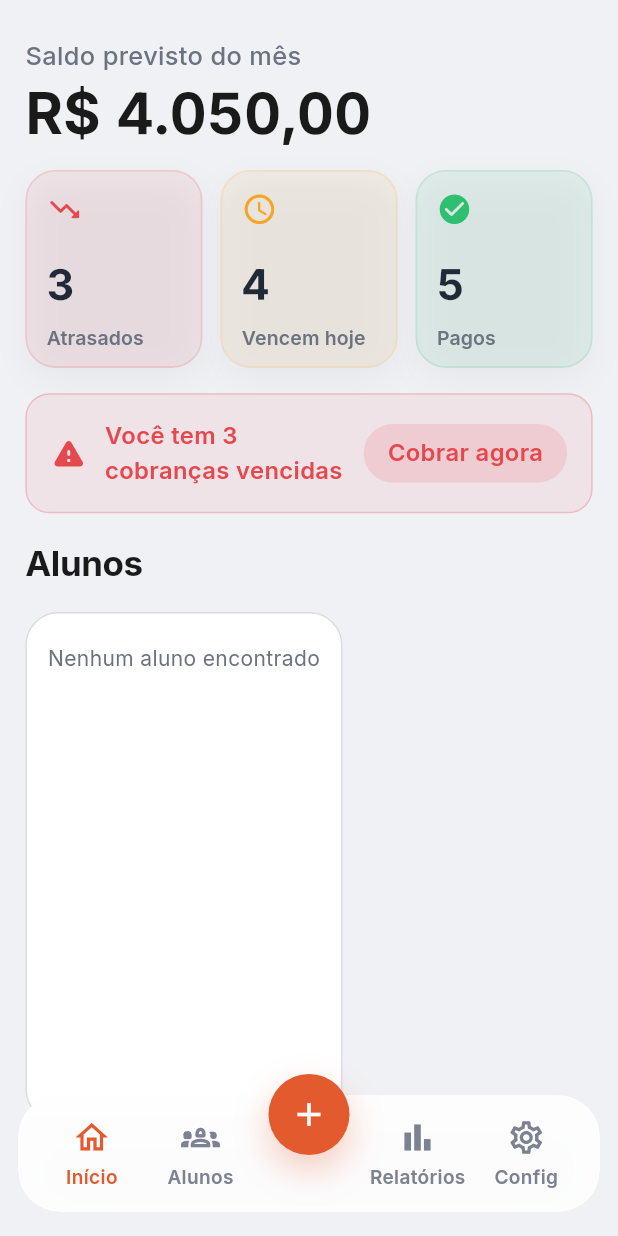
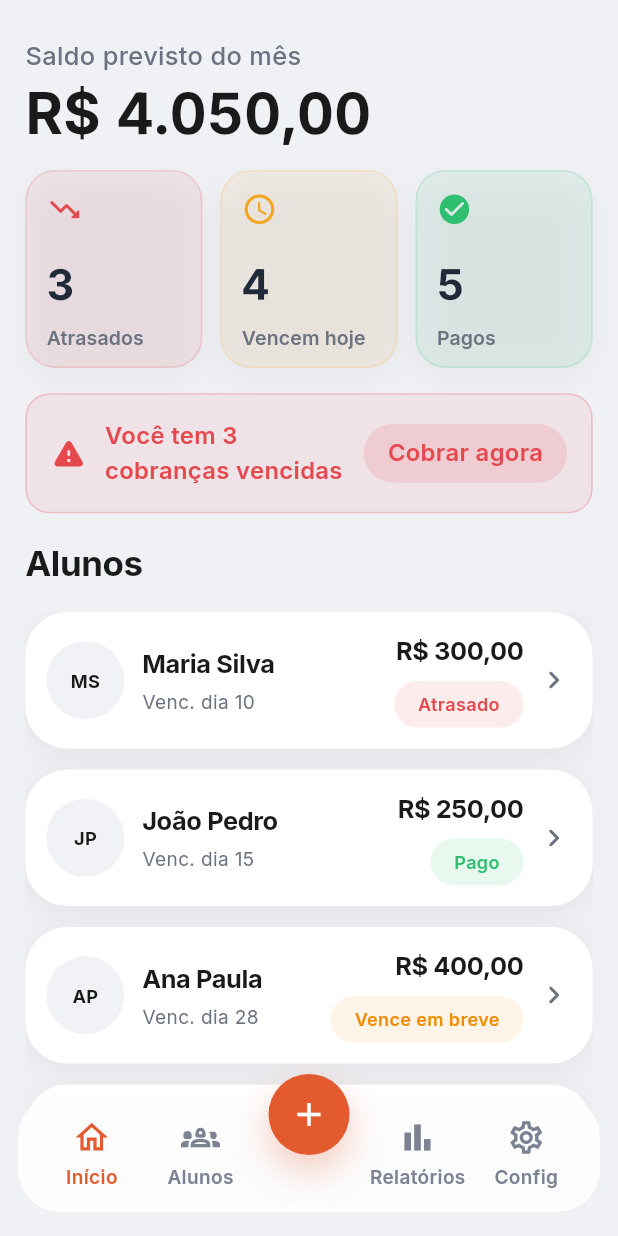
Before and after one commit to hpzynha/cobranca_app, a Flutter app: the screen it shows once a user with an empty profile is signed in, on a phone screen of 412 x 824 dp. Run offline on Flutter 3.47's test engine with Material 3 defaults, Android fonts, the phone set to English and light mode, and no system bars; our stand-ins replace flutter_riverpod, flutter_svg, go_router, google_fonts, shared_preferences, supabase_flutter; accounts and stored records are empty.

```diff
--- a/lib/core/router/app_router.dart
+++ b/lib/core/router/app_router.dart
@@ -64,8 +64,8 @@ final GoRouter appRouter = GoRouter(
     ),
 
     GoRoute(path: '/home', builder: (context, state) => const HomeScreen()),
-    GoRoute(path: '/alunos', builder: (context, state) => const StudentsPage()),
-    GoRoute(path: '/adicionar', builder: (context, state) => const AddStudentPage()),
+    GoRoute(path: '/alunos', builder: (context, state) => const AlunosPage()),
+    GoRoute(path: '/adicionar', builder: (context, state) => const AddPage()),
     GoRoute(
       path: '/relatorios',
       builder: (context, state) => const RelatoriosPage(),
--- a/lib/features/auth/domain/repositories/student_repository.dart
+++ b/lib/features/auth/domain/repositories/student_repository.dart
@@ -1,8 +1,6 @@
 import 'package:app_cobranca/core/errors/result.dart';
-import 'package:app_cobranca/features/auth/domain/entities/student.dart';
 import 'package:app_cobranca/features/auth/domain/entities/student_registration_input.dart';
 
 abstract class StudentRepository {
   Future<Result<void>> createStudent(StudentRegistrationInput input);
-  Future<Result<List<Student>>> listStudents();
 }
--- a/lib/features/auth/presentation/pages/home_screen.dart
+++ b/lib/features/auth/presentation/pages/home_screen.dart
@@ -1,22 +1,18 @@
 import 'package:app_cobranca/core/constants/app_strings.dart';
 import 'package:app_cobranca/core/theme/app_responsive.dart';
 import 'package:app_cobranca/core/theme/app_spacing.dart';
-import 'package:app_cobranca/features/auth/presentation/mappers/student_ui_mapper.dart';
-import 'package:app_cobranca/features/auth/presentation/providers/student_providers.dart';
 import 'package:app_cobranca/features/auth/presentation/widgets/bottom_bar.dart';
 import 'package:app_cobranca/features/auth/presentation/widgets/dashboard_status_card.dart';
 import 'package:app_cobranca/features/auth/presentation/widgets/lib/features/auth/presentation/widgets/students_dashboard_card.dart';
 import 'package:app_cobranca/features/auth/presentation/widgets/monthly_balance_header.dart';
 import 'package:app_cobranca/features/auth/presentation/widgets/overdue_alert_card.dart';
 import 'package:flutter/material.dart';
-import 'package:flutter_riverpod/flutter_riverpod.dart';
 
-class HomeScreen extends ConsumerWidget {
+class HomeScreen extends StatelessWidget {
   const HomeScreen({super.key});
 
   @override
-  Widget build(BuildContext context, WidgetRef ref) {
-    final studentsAsync = ref.watch(studentsProvider);
+  Widget build(BuildContext context) {
     final isCompact = AppResponsive.isCompact(context);
     final horizontalPadding =
         AppResponsive.size(context, isCompact ? 14 : 16).clamp(12.0, 22.0);
@@ -45,6 +41,7 @@ class HomeScreen extends ConsumerWidget {
               SizedBox(height: topSpacing),
               const MonthlyBalanceHeader(amount: 4050.00),
               SizedBox(height: sectionSpacing),
+
               LayoutBuilder(
                 builder: (context, constraints) {
                   final width = constraints.maxWidth;
@@ -93,16 +90,18 @@ class HomeScreen extends ConsumerWidget {
                   );
                 },
               ),
+
               SizedBox(height: sectionSpacing),
-              OverdueAlertCard(overdueCount: 3, onTap: () {}),
+
+              OverdueAlertCard(
+                overdueCount: 3,
+                onTap: () {
+                  // navegar para lista de atrasados
+                },
+              ),
+
               SizedBox(height: sectionSpacing),
-              studentsAsync.when(
-                loading: () => const Center(child: CircularProgressIndicator()),
-                error: (_, _) => const StudentsDashboardCard(students: []),
-                data: (students) => StudentsDashboardCard(
-                  students: students.map(toStudentPaymentItem).toList(),
-                ),
-              ),
+              const StudentsDashboardCard(),
             ],
           ),
         ),
--- a/lib/features/auth/presentation/providers/student_providers.dart
+++ b/lib/features/auth/presentation/providers/student_providers.dart
@@ -1,8 +1,6 @@
 import 'package:app_cobranca/features/auth/data/datasources/student_remote_datasource.dart';
 import 'package:app_cobranca/features/auth/data/repositories/student_repository_impl.dart';
-import 'package:app_cobranca/features/auth/domain/entities/student.dart';
 import 'package:app_cobranca/features/auth/domain/repositories/student_repository.dart';
-import 'package:app_cobranca/features/auth/domain/usecases/list_students_usecase.dart';
 import 'package:app_cobranca/features/auth/domain/usecases/register_student_usecase.dart';
 import 'package:app_cobranca/features/auth/presentation/providers/auth_providers.dart';
 import 'package:flutter_riverpod/flutter_riverpod.dart';
@@ -12,26 +10,9 @@ final studentRemoteDataSourceProvider = Provider<StudentRemoteDataSource>((ref)
 });
 
 final studentRepositoryProvider = Provider<StudentRepository>((ref) {
-  return StudentRepositoryImpl(
-    ref.watch(studentRemoteDataSourceProvider),
-    ref.watch(supabaseClientProvider),
-  );
+  return StudentRepositoryImpl(ref.watch(studentRemoteDataSourceProvider));
 });
 
 final registerStudentUseCaseProvider = Provider<RegisterStudentUseCase>((ref) {
   return RegisterStudentUseCase(ref.watch(studentRepositoryProvider));
 });
-
-final listStudentsUseCaseProvider = Provider<ListStudentsUseCase>((ref) {
-  return ListStudentsUseCase(ref.watch(studentRepositoryProvider));
-});
-
-final studentsProvider = FutureProvider<List<Student>>((ref) async {
-  final result = await ref.watch(listStudentsUseCaseProvider).call();
-
-  if (!result.isSuccess) {
-    throw Exception(result.failure?.message ?? 'Erro ao carregar alunos.');
-  }
-
-  return result.data ?? <Student>[];
-});
--- a/lib/features/auth/presentation/widgets/lib/features/auth/presentation/widgets/students_dashboard_card.dart
+++ b/lib/features/auth/presentation/widgets/lib/features/auth/presentation/widgets/students_dashboard_card.dart
@@ -33,10 +33,41 @@ class StudentPaymentItem {
   final StudentPaymentStatus status;
 }
 
+const kMockStudentPayments = <StudentPaymentItem>[
+  StudentPaymentItem(
+    initials: 'MS',
+    name: 'Maria Silva',
+    dueLabel: 'Venc. dia 10',
+    amountLabel: 'R\$ 300,00',
+    status: StudentPaymentStatus.overdue,
+  ),
+  StudentPaymentItem(
+    initials: 'JP',
+    name: 'João Pedro',
+    dueLabel: 'Venc. dia 15',
+    amountLabel: 'R\$ 250,00',
+    status: StudentPaymentStatus.paid,
+  ),
+  StudentPaymentItem(
+    initials: 'AP',
+    name: 'Ana Paula',
+    dueLabel: 'Venc. dia 28',
+    amountLabel: 'R\$ 400,00',
+    status: StudentPaymentStatus.dueSoon,
+  ),
+  StudentPaymentItem(
+    initials: 'CL',
+    name: 'Carlos Lima',
+    dueLabel: 'Venc. dia 30',
+    amountLabel: 'R\$ 350,00',
+    status: StudentPaymentStatus.dueSoon,
+  ),
+];
+
 class StudentsDashboardCard extends StatelessWidget {
   const StudentsDashboardCard({
     super.key,
-    required this.students,
+    this.students = kMockStudentPayments,
   });
 
   final List<StudentPaymentItem> students;
```
Also changed, not shown: lib/features/auth/data/datasources/student_remote_datasource.dart (+9 -16 lines), lib/features/auth/data/models/student_model.dart (deleted, +0 -45 lines), lib/features/auth/data/models/student_registration_payload.dart (+1 -8 lines), lib/features/auth/data/repositories/student_repository_impl.dart (+2 -50 lines), lib/features/auth/domain/entities/student.dart (deleted, +0 -19 lines), lib/features/auth/domain/usecases/list_students_usecase.dart (deleted, +0 -13 lines), lib/features/auth/presentation/mappers/student_ui_mapper.dart (deleted, +0 -37 lines), lib/features/auth/presentation/pages/add_page.dart (+36 -31 lines), lib/features/auth/presentation/pages/alunos_page.dart (+59 -86 lines).
